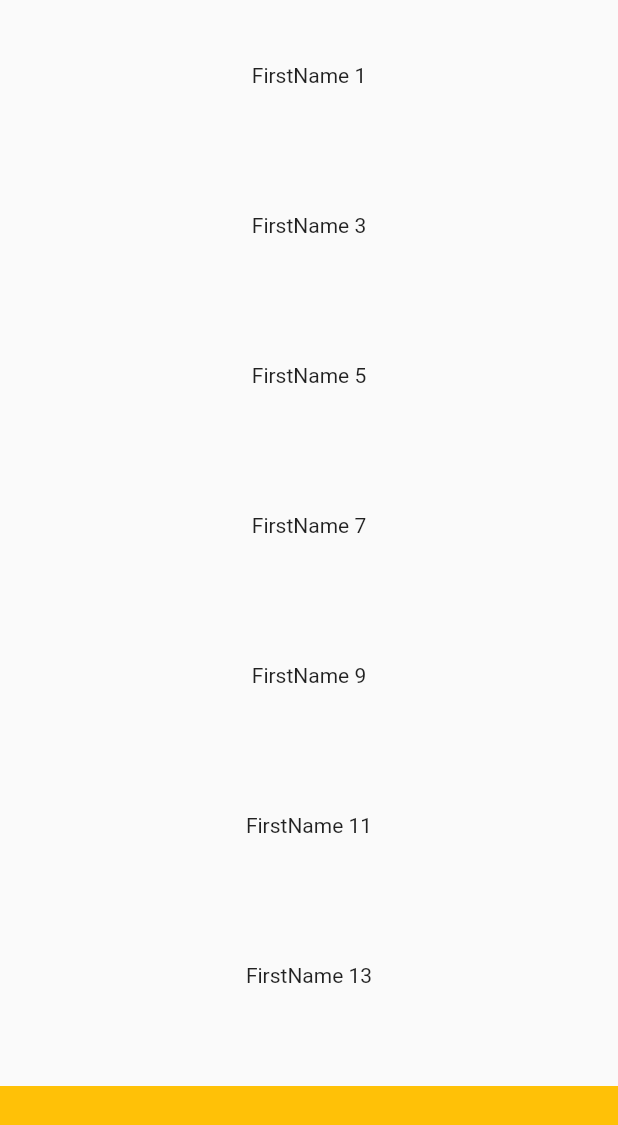
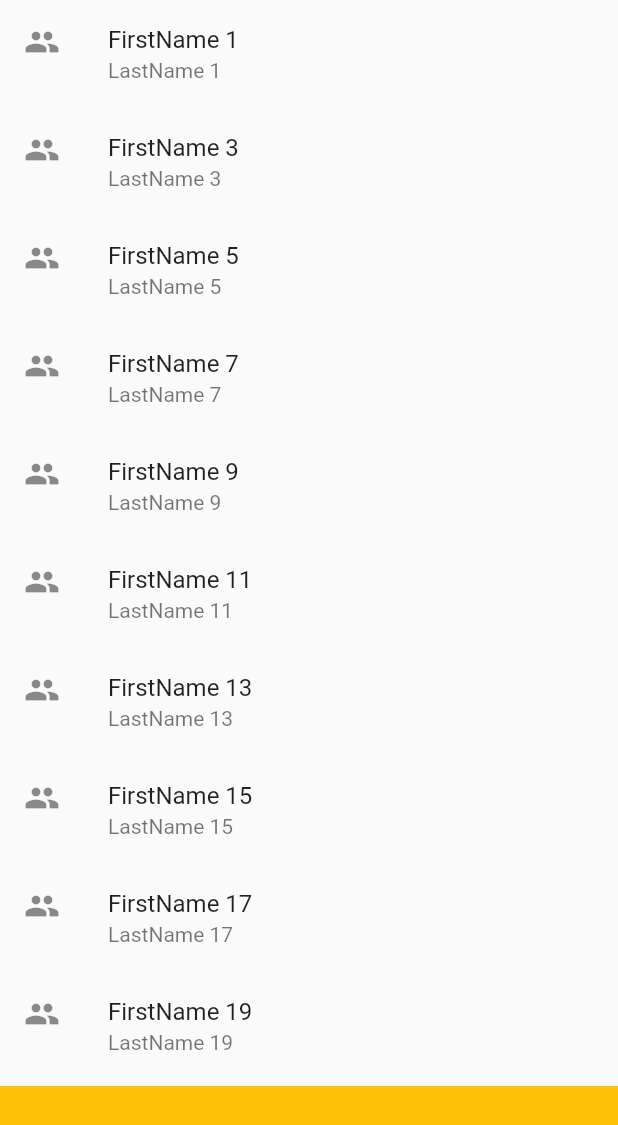
Before and after one commit to ThomasEcalle/al_2_flutter, a Flutter app: the screen it shows after launch, on a phone screen of 412 x 824 dp. Shown: the top 1125 px of the screen. Run offline on Flutter 3.47's test engine with Material 2 defaults, Android fonts, the phone set to English and light mode, and no system bars.

Commit message:
Fix user item

```diff
--- a/lib/ui/lists/user_item.dart
+++ b/lib/ui/lists/user_item.dart
@@ -12,12 +12,11 @@ class UserItem extends StatelessWidget {
   @override
   Widget build(BuildContext context) {
     print('Building element number ${user.firstName}');
-    return Container(
-      height: 100,
-      width: double.maxFinite,
-      child: Center(
-        child: Text(user.firstName),
-      ),
+    return ListTile(
+      title: Text(user.firstName),
+      subtitle: Text(user.lastName),
+      leading: Icon(Icons.people),
+
     );
   }
 }
```
